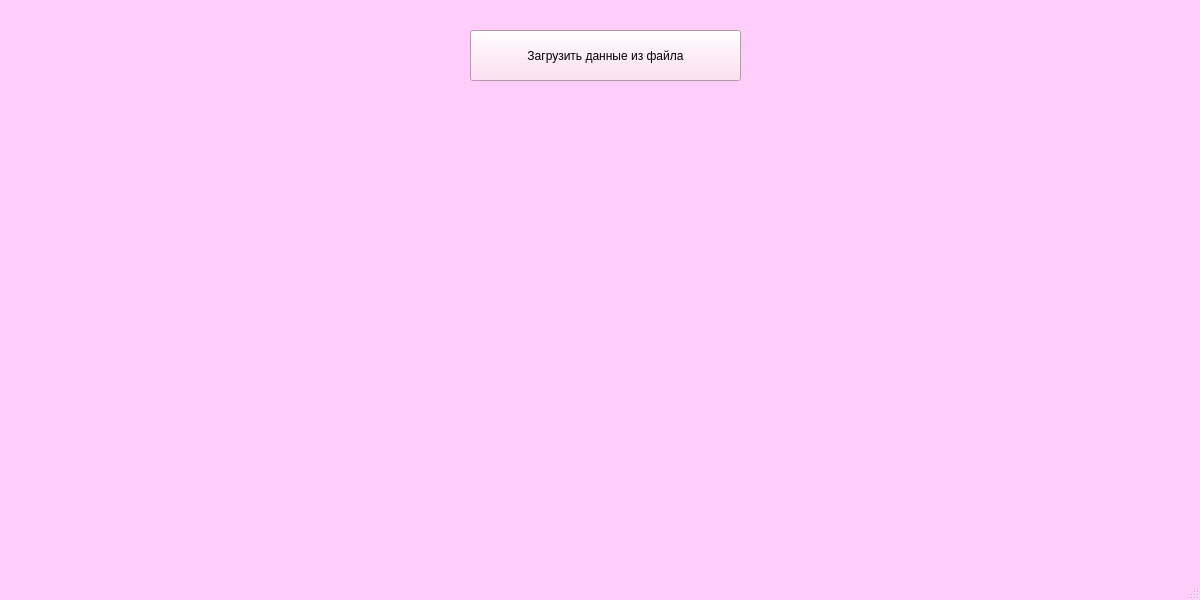
Qt form mainwindow.ui (al1na-am1rova/Amirova_qt6) before a commit.
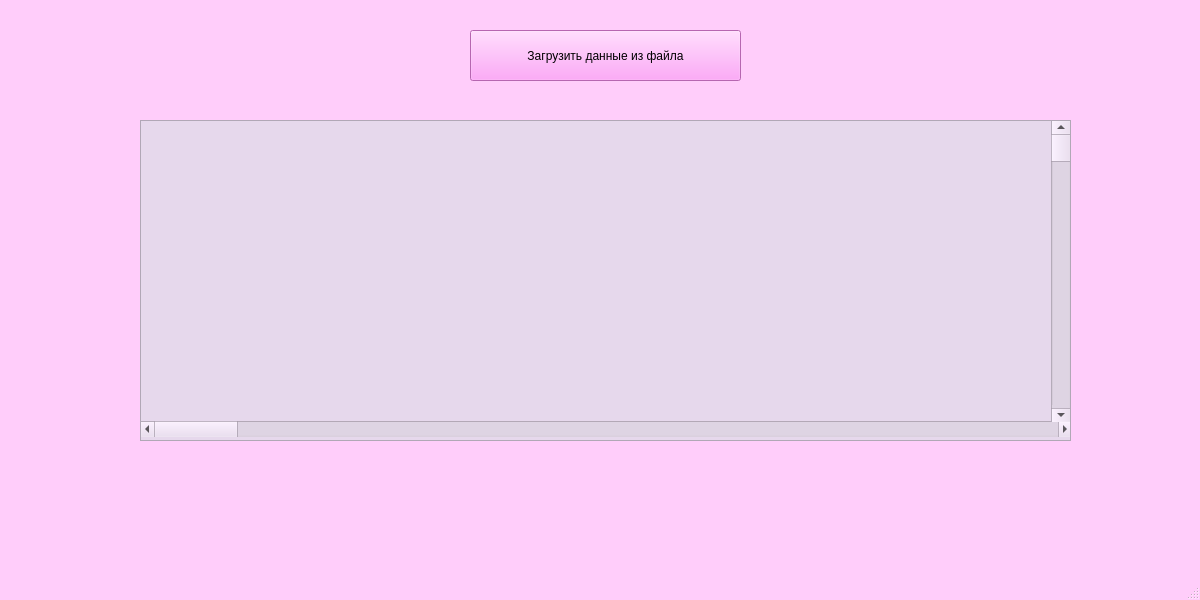
The same form after that commit. Custom widgets are drawn as their Qt base class.

Commit message: add MyWidget Class

```diff
--- a/mainwindow.ui
+++ b/mainwindow.ui
@@ -526,8 +526,8 @@
         <brush brushstyle="SolidPattern">
          <color alpha="255">
           <red>255</red>
-          <green>213</green>
-          <blue>240</blue>
+          <green>143</green>
+          <blue>246</blue>
          </color>
         </brush>
        </colorrole>
@@ -544,8 +544,8 @@
         <brush brushstyle="SolidPattern">
          <color alpha="255">
           <red>255</red>
-          <green>234</green>
-          <blue>247</blue>
+          <green>199</green>
+          <blue>250</blue>
          </color>
         </brush>
        </colorrole>
@@ -553,8 +553,8 @@
         <brush brushstyle="SolidPattern">
          <color alpha="255">
           <red>127</red>
-          <green>106</green>
-          <blue>120</blue>
+          <green>71</green>
+          <blue>123</blue>
          </color>
         </brush>
        </colorrole>
@@ -562,8 +562,8 @@
         <brush brushstyle="SolidPattern">
          <color alpha="255">
           <red>170</red>
-          <green>142</green>
-          <blue>160</blue>
+          <green>95</green>
+          <blue>164</blue>
          </color>
         </brush>
        </colorrole>
@@ -607,8 +607,8 @@
         <brush brushstyle="SolidPattern">
          <color alpha="255">
           <red>255</red>
-          <green>213</green>
-          <blue>240</blue>
+          <green>143</green>
+          <blue>246</blue>
          </color>
         </brush>
        </colorrole>
@@ -625,8 +625,8 @@
         <brush brushstyle="SolidPattern">
          <color alpha="255">
           <red>255</red>
-          <green>234</green>
-          <blue>247</blue>
+          <green>199</green>
+          <blue>250</blue>
          </color>
         </brush>
        </colorrole>
@@ -681,8 +681,8 @@
         <brush brushstyle="SolidPattern">
          <color alpha="255">
           <red>255</red>
-          <green>213</green>
-          <blue>240</blue>
+          <green>143</green>
+          <blue>246</blue>
          </color>
         </brush>
        </colorrole>
@@ -699,8 +699,8 @@
         <brush brushstyle="SolidPattern">
          <color alpha="255">
           <red>255</red>
-          <green>234</green>
-          <blue>247</blue>
+          <green>199</green>
+          <blue>250</blue>
          </color>
         </brush>
        </colorrole>
@@ -708,8 +708,8 @@
         <brush brushstyle="SolidPattern">
          <color alpha="255">
           <red>127</red>
-          <green>106</green>
-          <blue>120</blue>
+          <green>71</green>
+          <blue>123</blue>
          </color>
         </brush>
        </colorrole>
@@ -717,8 +717,8 @@
         <brush brushstyle="SolidPattern">
          <color alpha="255">
           <red>170</red>
-          <green>142</green>
-          <blue>160</blue>
+          <green>95</green>
+          <blue>164</blue>
          </color>
         </brush>
        </colorrole>
@@ -762,8 +762,8 @@
         <brush brushstyle="SolidPattern">
          <color alpha="255">
           <red>255</red>
-          <green>213</green>
-          <blue>240</blue>
+          <green>143</green>
+          <blue>246</blue>
          </color>
         </brush>
        </colorrole>
@@ -780,8 +780,8 @@
         <brush brushstyle="SolidPattern">
          <color alpha="255">
           <red>255</red>
-          <green>234</green>
-          <blue>247</blue>
+          <green>199</green>
+          <blue>250</blue>
          </color>
         </brush>
        </colorrole>
@@ -827,8 +827,8 @@
         <brush brushstyle="SolidPattern">
          <color alpha="255">
           <red>127</red>
-          <green>106</green>
-          <blue>120</blue>
+          <green>71</green>
+          <blue>123</blue>
          </color>
         </brush>
        </colorrole>
@@ -836,8 +836,8 @@
         <brush brushstyle="SolidPattern">
          <color alpha="255">
           <red>255</red>
-          <green>213</green>
-          <blue>240</blue>
+          <green>143</green>
+          <blue>246</blue>
          </color>
         </brush>
        </colorrole>
@@ -854,8 +854,8 @@
         <brush brushstyle="SolidPattern">
          <color alpha="255">
           <red>255</red>
-          <green>234</green>
-          <blue>247</blue>
+          <green>199</green>
+          <blue>250</blue>
          </color>
         </brush>
        </colorrole>
@@ -863,8 +863,8 @@
         <brush brushstyle="SolidPattern">
          <color alpha="255">
           <red>127</red>
-          <green>106</green>
-          <blue>120</blue>
+          <green>71</green>
+          <blue>123</blue>
          </color>
         </brush>
        </colorrole>
@@ -872,8 +872,8 @@
         <brush brushstyle="SolidPattern">
          <color alpha="255">
           <red>170</red>
-          <green>142</green>
-          <blue>160</blue>
+          <green>95</green>
+          <blue>164</blue>
          </color>
         </brush>
        </colorrole>
@@ -881,8 +881,8 @@
         <brush brushstyle="SolidPattern">
          <color alpha="255">
           <red>127</red>
-          <green>106</green>
-          <blue>120</blue>
+          <green>71</green>
+          <blue>123</blue>
          </color>
         </brush>
        </colorrole>
@@ -899,8 +899,8 @@
         <brush brushstyle="SolidPattern">
          <color alpha="255">
           <red>127</red>
-          <green>106</green>
-          <blue>120</blue>
+          <green>71</green>
+          <blue>123</blue>
          </color>
         </brush>
        </colorrole>
@@ -908,8 +908,8 @@
         <brush brushstyle="SolidPattern">
          <color alpha="255">
           <red>255</red>
-          <green>213</green>
-          <blue>240</blue>
+          <green>143</green>
+          <blue>246</blue>
          </color>
         </brush>
        </colorrole>
@@ -917,8 +917,8 @@
         <brush brushstyle="SolidPattern">
          <color alpha="255">
           <red>255</red>
-          <green>213</green>
-          <blue>240</blue>
+          <green>143</green>
+          <blue>246</blue>
          </color>
         </brush>
        </colorrole>
@@ -935,8 +935,8 @@
         <brush brushstyle="SolidPattern">
          <color alpha="255">
           <red>255</red>
-          <green>213</green>
-          <blue>240</blue>
+          <green>143</green>
+          <blue>246</blue>
          </color>
         </brush>
        </colorrole>
@@ -962,8 +962,8 @@
         <brush brushstyle="SolidPattern">
          <color alpha="127">
           <red>127</red>
-          <green>106</green>
-          <blue>120</blue>
+          <green>71</green>
+          <blue>123</blue>
          </color>
         </brush>
        </colorrole>
@@ -971,8 +971,8 @@
         <brush brushstyle="SolidPattern">
          <color alpha="255">
           <red>255</red>
-          <green>255</green>
-          <blue>255</blue>
+          <green>219</green>
+          <blue>252</blue>
          </color>
         </brush>
        </colorrole>
@@ -983,6 +983,536 @@
      <string>Загрузить данные из файла</string>
     </property>
    </widget>
+   <widget class="QScrollArea" name="scrollArea">
+    <property name="geometry">
+     <rect>
+      <x>140</x>
+      <y>120</y>
+      <width>931</width>
+      <height>321</height>
+     </rect>
+    </property>
+    <property name="palette">
+     <palette>
+      <active>
+       <colorrole role="WindowText">
+        <brush brushstyle="SolidPattern">
+         <color alpha="255">
+          <red>0</red>
+          <green>0</green>
+          <blue>0</blue>
+         </color>
+        </brush>
+       </colorrole>
+       <colorrole role="Button">
+        <brush brushstyle="SolidPattern">
+         <color alpha="255">
+          <red>230</red>
+          <green>216</green>
+          <blue>236</blue>
+         </color>
+        </brush>
+       </colorrole>
+       <colorrole role="Light">
+        <brush brushstyle="SolidPattern">
+         <color alpha="255">
+          <red>255</red>
+          <green>255</green>
+          <blue>255</blue>
+         </color>
+        </brush>
+       </colorrole>
+       <colorrole role="Midlight">
+        <brush brushstyle="SolidPattern">
+         <color alpha="255">
+          <red>242</red>
+          <green>235</green>
+          <blue>245</blue>
+         </color>
+        </brush>
+       </colorrole>
+       <colorrole role="Dark">
+        <brush brushstyle="SolidPattern">
+         <color alpha="255">
+          <red>115</red>
+          <green>108</green>
+          <blue>118</blue>
+         </color>
+        </brush>
+       </colorrole>
+       <colorrole role="Mid">
+        <brush brushstyle="SolidPattern">
+         <color alpha="255">
+          <red>153</red>
+          <green>144</green>
+          <blue>157</blue>
+         </color>
+        </brush>
+       </colorrole>
+       <colorrole role="Text">
+        <brush brushstyle="SolidPattern">
+         <color alpha="255">
+          <red>0</red>
+          <green>0</green>
+          <blue>0</blue>
+         </color>
+        </brush>
+       </colorrole>
+       <colorrole role="BrightText">
+        <brush brushstyle="SolidPattern">
+         <color alpha="255">
+          <red>255</red>
+          <green>255</green>
+          <blue>255</blue>
+         </color>
+        </brush>
+       </colorrole>
+       <colorrole role="ButtonText">
+        <brush brushstyle="SolidPattern">
+         <color alpha="255">
+          <red>0</red>
+          <green>0</green>
+          <blue>0</blue>
+         </color>
+        </brush>
+       </colorrole>
+       <colorrole role="Base">
+        <brush brushstyle="SolidPattern">
+         <color alpha="255">
+          <red>255</red>
+          <green>255</green>
+          <blue>255</blue>
+         </color>
+        </brush>
+       </colorrole>
+       <colorrole role="Window">
+        <brush brushstyle="SolidPattern">
+         <color alpha="255">
+          <red>230</red>
+          <green>216</green>
+          <blue>236</blue>
+         </color>
+        </brush>
+       </colorrole>
+       <colorrole role="Shadow">
+        <brush brushstyle="SolidPattern">
+         <color alpha="255">
+          <red>0</red>
+          <green>0</green>
+          <blue>0</blue>
+         </color>
+        </brush>
+       </colorrole>
+       <colorrole role="AlternateBase">
+        <brush brushstyle="SolidPattern">
+         <color alpha="255">
+          <red>242</red>
+          <green>235</green>
+          <blue>245</blue>
+         </color>
+        </brush>
+       </colorrole>
+       <colorrole role="ToolTipBase">
+        <brush brushstyle="SolidPattern">
+         <color alpha="255">
+          <red>255</red>
+          <green>255</green>
+          <blue>220</blue>
+         </color>
+        </brush>
+       </colorrole>
+       <colorrole role="ToolTipText">
+        <brush brushstyle="SolidPattern">
+         <color alpha="255">
+          <red>0</red>
+          <green>0</green>
+          <blue>0</blue>
+         </color>
+        </brush>
+       </colorrole>
+       <colorrole role="PlaceholderText">
+        <brush brushstyle="SolidPattern">
+         <color alpha="127">
+          <red>0</red>
+          <green>0</green>
+          <blue>0</blue>
+         </color>
+        </brush>
+       </colorrole>
+       <colorrole role="Accent">
+        <brush brushstyle="SolidPattern">
+         <color alpha="255">
+          <red>255</red>
+          <green>255</green>
+          <blue>255</blue>
+         </color>
+        </brush>
+       </colorrole>
+      </active>
+      <inactive>
+       <colorrole role="WindowText">
+        <brush brushstyle="SolidPattern">
+         <color alpha="255">
+          <red>0</red>
+          <green>0</green>
+          <blue>0</blue>
+         </color>
+        </brush>
+       </colorrole>
+       <colorrole role="Button">
+        <brush brushstyle="SolidPattern">
+         <color alpha="255">
+          <red>230</red>
+          <green>216</green>
+          <blue>236</blue>
+         </color>
+        </brush>
+       </colorrole>
+       <colorrole role="Light">
+        <brush brushstyle="SolidPattern">
+         <color alpha="255">
+          <red>255</red>
+          <green>255</green>
+          <blue>255</blue>
+         </color>
+        </brush>
+       </colorrole>
+       <colorrole role="Midlight">
+        <brush brushstyle="SolidPattern">
+         <color alpha="255">
+          <red>242</red>
+          <green>235</green>
+          <blue>245</blue>
+         </color>
+        </brush>
+       </colorrole>
+       <colorrole role="Dark">
+        <brush brushstyle="SolidPattern">
+         <color alpha="255">
+          <red>115</red>
+          <green>108</green>
+          <blue>118</blue>
+         </color>
+        </brush>
+       </colorrole>
+       <colorrole role="Mid">
+        <brush brushstyle="SolidPattern">
+         <color alpha="255">
+          <red>153</red>
+          <green>144</green>
+          <blue>157</blue>
+         </color>
+        </brush>
+       </colorrole>
+       <colorrole role="Text">
+        <brush brushstyle="SolidPattern">
+         <color alpha="255">
+          <red>0</red>
+          <green>0</green>
+          <blue>0</blue>
+         </color>
+        </brush>
+       </colorrole>
+       <colorrole role="BrightText">
+        <brush brushstyle="SolidPattern">
+         <color alpha="255">
+          <red>255</red>
+          <green>255</green>
+          <blue>255</blue>
+         </color>
+        </brush>
+       </colorrole>
+       <colorrole role="ButtonText">
+        <brush brushstyle="SolidPattern">
+         <color alpha="255">
+          <red>0</red>
+          <green>0</green>
+          <blue>0</blue>
+         </color>
+        </brush>
+       </colorrole>
+       <colorrole role="Base">
+        <brush brushstyle="SolidPattern">
+         <color alpha="255">
+          <red>255</red>
+          <green>255</green>
+          <blue>255</blue>
+         </color>
+        </brush>
+       </colorrole>
+       <colorrole role="Window">
+        <brush brushstyle="SolidPattern">
+         <color alpha="255">
+          <red>230</red>
+          <green>216</green>
+          <blue>236</blue>
+         </color>
+        </brush>
+       </colorrole>
+       <colorrole role="Shadow">
+        <brush brushstyle="SolidPattern">
+         <color alpha="255">
+          <red>0</red>
+          <green>0</green>
+          <blue>0</blue>
+         </color>
+        </brush>
+       </colorrole>
+       <colorrole role="AlternateBase">
+        <brush brushstyle="SolidPattern">
+         <color alpha="255">
+          <red>242</red>
+          <green>235</green>
+          <blue>245</blue>
+         </color>
+        </brush>
+       </colorrole>
+       <colorrole role="ToolTipBase">
+        <brush brushstyle="SolidPattern">
+         <color alpha="255">
+          <red>255</red>
+          <green>255</green>
+          <blue>220</blue>
+         </color>
+        </brush>
+       </colorrole>
+       <colorrole role="ToolTipText">
+        <brush brushstyle="SolidPattern">
+         <color alpha="255">
+          <red>0</red>
+          <green>0</green>
+          <blue>0</blue>
+         </color>
+        </brush>
+       </colorrole>
+       <colorrole role="PlaceholderText">
+        <brush brushstyle="SolidPattern">
+         <color alpha="127">
+          <red>0</red>
+          <green>0</green>
+          <blue>0</blue>
+         </color>
+        </brush>
+       </colorrole>
+       <colorrole role="Accent">
+        <brush brushstyle="SolidPattern">
+         <color alpha="255">
+          <red>255</red>
+          <green>255</green>
+          <blue>255</blue>
+         </color>
+        </brush>
+       </colorrole>
+      </inactive>
+      <disabled>
+       <colorrole role="WindowText">
+        <brush brushstyle="SolidPattern">
+         <color alpha="255">
+          <red>115</red>
+          <green>108</green>
+          <blue>118</blue>
+         </color>
+        </brush>
+       </colorrole>
+       <colorrole role="Button">
+        <brush brushstyle="SolidPattern">
+         <color alpha="255">
+          <red>230</red>
+          <green>216</green>
+          <blue>236</blue>
+         </color>
+        </brush>
+       </colorrole>
+       <colorrole role="Light">
+        <brush brushstyle="SolidPattern">
+         <color alpha="255">
+          <red>255</red>
+          <green>255</green>
+          <blue>255</blue>
+         </color>
+        </brush>
+       </colorrole>
+       <colorrole role="Midlight">
+        <brush brushstyle="SolidPattern">
+         <color alpha="255">
+          <red>242</red>
+          <green>235</green>
+          <blue>245</blue>
+         </color>
+        </brush>
+       </colorrole>
+       <colorrole role="Dark">
+        <brush brushstyle="SolidPattern">
+         <color alpha="255">
+          <red>115</red>
+          <green>108</green>
+          <blue>118</blue>
+         </color>
+        </brush>
+       </colorrole>
+       <colorrole role="Mid">
+        <brush brushstyle="SolidPattern">
+         <color alpha="255">
+          <red>153</red>
+          <green>144</green>
+          <blue>157</blue>
+         </color>
+        </brush>
+       </colorrole>
+       <colorrole role="Text">
+        <brush brushstyle="SolidPattern">
+         <color alpha="255">
+          <red>115</red>
+          <green>108</green>
+          <blue>118</blue>
+         </color>
+        </brush>
+       </colorrole>
+       <colorrole role="BrightText">
+        <brush brushstyle="SolidPattern">
+         <color alpha="255">
+          <red>255</red>
+          <green>255</green>
+          <blue>255</blue>
+         </color>
+        </brush>
+       </colorrole>
+       <colorrole role="ButtonText">
+        <brush brushstyle="SolidPattern">
+         <color alpha="255">
+          <red>115</red>
+          <green>108</green>
+          <blue>118</blue>
+         </color>
+        </brush>
+       </colorrole>
+       <colorrole role="Base">
+        <brush brushstyle="SolidPattern">
+         <color alpha="255">
+          <red>230</red>
+          <green>216</green>
+          <blue>236</blue>
+         </color>
+        </brush>
+       </colorrole>
+       <colorrole role="Window">
+        <brush brushstyle="SolidPattern">
+         <color alpha="255">
+          <red>230</red>
+          <green>216</green>
+          <blue>236</blue>
+         </color>
+        </brush>
+       </colorrole>
+       <colorrole role="Shadow">
+        <brush brushstyle="SolidPattern">
+         <color alpha="255">
+          <red>0</red>
+          <green>0</green>
+          <blue>0</blue>
+         </color>
+        </brush>
+       </colorrole>
+       <colorrole role="AlternateBase">
+        <brush brushstyle="SolidPattern">
+         <color alpha="255">
+          <red>230</red>
+          <green>216</green>
+          <blue>236</blue>
+         </color>
+        </brush>
+       </colorrole>
+       <colorrole role="ToolTipBase">
+        <brush brushstyle="SolidPattern">
+         <color alpha="255">
+          <red>255</red>
+          <green>255</green>
+          <blue>220</blue>
+         </color>
+        </brush>
+       </colorrole>
+       <colorrole role="ToolTipText">
+        <brush brushstyle="SolidPattern">
+         <color alpha="255">
+          <red>0</red>
+          <green>0</green>
+          <blue>0</blue>
+         </color>
+        </brush>
+       </colorrole>
+       <colorrole role="PlaceholderText">
+        <brush brushstyle="SolidPattern">
+         <color alpha="127">
+          <red>115</red>
+          <green>108</green>
+          <blue>118</blue>
+         </color>
+        </brush>
+       </colorrole>
+       <colorrole role="Accent">
+        <brush brushstyle="SolidPattern">
+         <color alpha="255">
+          <red>255</red>
+          <green>255</green>
+          <blue>255</blue>
+         </color>
+        </brush>
+       </colorrole>
+      </disabled>
+     </palette>
+    </property>
+    <property name="widgetResizable">
+     <bool>true</bool>
+    </property>
+    <widget class="MyWidget" name="MyNewWidget">
+     <property name="geometry">
+      <rect>
+       <x>0</x>
+       <y>0</y>
+       <width>929</width>
+       <height>319</height>
+      </rect>
+     </property>
+     <widget class="QScrollBar" name="horizontalScrollBar">
+      <property name="geometry">
+       <rect>
+        <x>0</x>
+        <y>300</y>
+        <width>931</width>
+        <height>16</height>
+       </rect>
+      </property>
+      <property name="sizePolicy">
+       <sizepolicy hsizetype="Minimum" vsizetype="Fixed">
+        <horstretch>0</horstretch>
+        <verstretch>0</verstretch>
+       </sizepolicy>
+      </property>
+      <property name="maximumSize">
+       <size>
+        <width>1200</width>
+        <height>600</height>
+       </size>
+      </property>
+      <property name="orientation">
+       <enum>Qt::Orientation::Horizontal</enum>
+      </property>
+     </widget>
+     <widget class="QScrollBar" name="verticalScrollBar">
+      <property name="geometry">
+       <rect>
+        <x>910</x>
+        <y>0</y>
+        <width>20</width>
+        <height>301</height>
+       </rect>
+      </property>
+      <property name="orientation">
+       <enum>Qt::Orientation::Vertical</enum>
+      </property>
+     </widget>
+    </widget>
+   </widget>
   </widget>
   <widget class="QMenuBar" name="menubar">
    <property name="geometry">
@@ -996,6 +1526,14 @@
   </widget>
   <widget class="QStatusBar" name="statusbar"/>
  </widget>
+ <customwidgets>
+  <customwidget>
+   <class>MyWidget</class>
+   <extends>QWidget</extends>
+   <header location="global">MyWidget.h</header>
+   <container>1</container>
+  </customwidget>
+ </customwidgets>
  <resources/>
  <connections/>
 </ui>
```
The commit also changes 76 other files.
